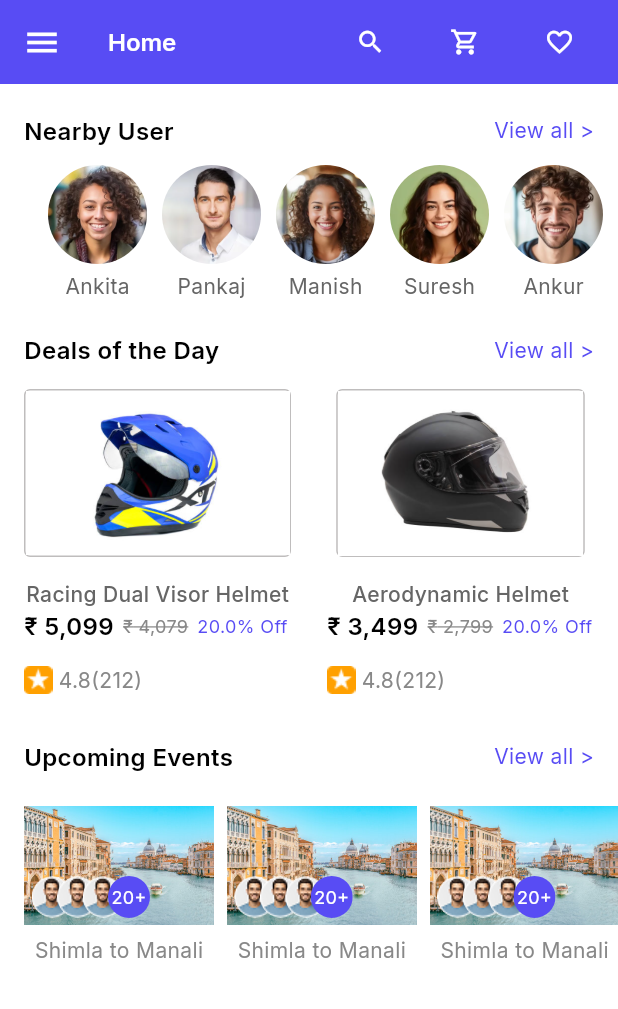
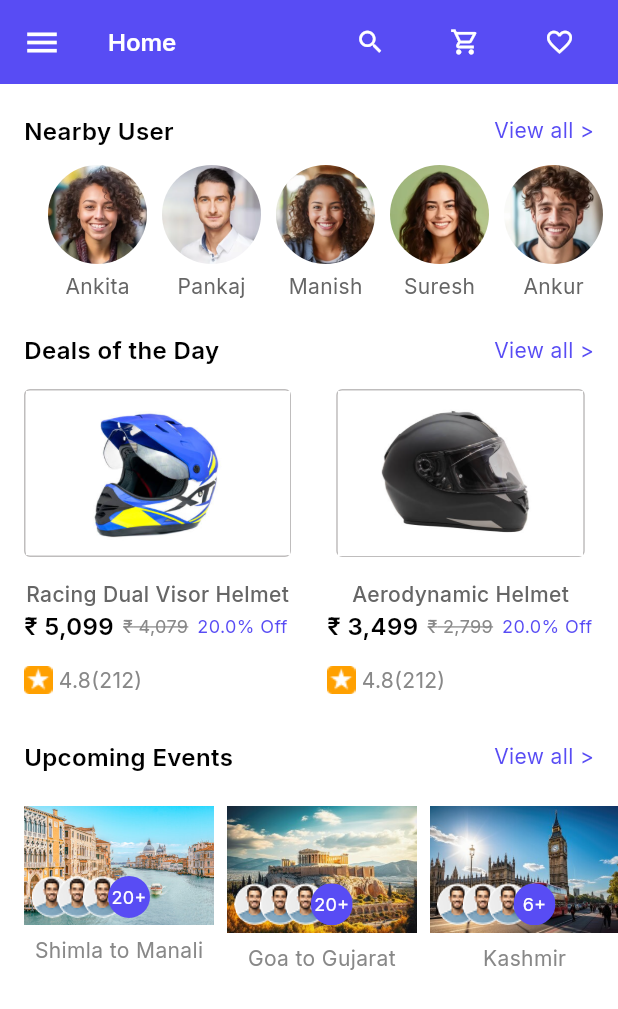
Before and after one commit to theodan11/bike_ride_share, a Flutter app: the screen it shows after launch, on a phone screen of 412 x 824 dp. Shown: the top 1009 px of the screen. Run offline on Flutter 3.47's test engine with Material 3 defaults, Android fonts, the light colour scheme and no system bars; our stand-ins replace google_fonts.

Commit message:
upcoming deals done

```diff
--- /dev/null
+++ b/lib/core/common/card_image.dart
@@ -0,0 +1,17 @@
+import 'package:flutter/material.dart';
+
+class CardImage extends StatelessWidget {
+  final String imagePath;
+  const CardImage({super.key, required this.imagePath});
+
+  @override
+  Widget build(BuildContext context) {
+    return ConstrainedBox(
+      constraints: const BoxConstraints(maxWidth: 220),
+      child: Image.asset(
+        imagePath,
+        width: MediaQuery.of(context).size.width / 3 - (32 / 3),
+      ),
+    );
+  }
+}
--- /dev/null
+++ b/lib/core/common/card_text.dart
@@ -0,0 +1,17 @@
+import 'package:bike_ride_ui/core/constant/color_constants.dart';
+import 'package:bike_ride_ui/core/theme/my_inter_font.dart';
+import 'package:flutter/material.dart';
+
+class CardText extends StatelessWidget {
+  final String titleText;
+  const CardText({super.key, required this.titleText});
+
+  @override
+  Widget build(BuildContext context) {
+    return Text(
+        titleText,
+      style: MyInterFont.interRegular14
+          .copyWith(height: 2.4, color: ColorConstants.textGray),
+    );
+  }
+}
--- a/lib/core/common/card_with_sname.dart
+++ b/lib/core/common/card_with_sname.dart
@@ -1,9 +1,18 @@
+import 'package:bike_ride_ui/core/common/card_image.dart';
+import 'package:bike_ride_ui/core/common/card_text.dart';
 import 'package:bike_ride_ui/core/constant/color_constants.dart';
 import 'package:bike_ride_ui/core/theme/my_inter_font.dart';
 import 'package:flutter/material.dart';
 
 class CardWithTitle extends StatelessWidget {
-  CardWithTitle({super.key});
+  final String imagepath;
+  final String placeName;
+  final int numberOfUser;
+  const CardWithTitle(
+      {super.key,
+      required this.placeName,
+      required this.imagepath,
+      required this.numberOfUser});
 
   @override
   Widget build(BuildContext context) {
@@ -12,15 +21,12 @@ class CardWithTitle extends StatelessWidget {
       child: Padding(
         padding: const EdgeInsets.only(right: 8.5),
         child: ConstrainedBox(
-          constraints: const BoxConstraints(maxWidth: 260),
+          constraints: const BoxConstraints(maxWidth: 260, minWidth: 90),
           child: Column(
             children: [
               Stack(
                 children: [
-                  Image.asset(
-                    'assets/images/up_e_01.png',
-                    width: MediaQuery.of(context).size.width / 3 - (32 / 3),
-                  ),
+                  CardImage(imagePath: imagepath),
                   Positioned(
                     left: 5,
                     bottom: 5,
@@ -66,7 +72,7 @@ class CardWithTitle extends StatelessWidget {
                         ),
                         child: Center(
                           child: Text(
-                            "20+",
+                            "$numberOfUser+",
                             style: MyInterFont.interRegularOffer12
                                 .copyWith(color: Colors.white),
                           ),
@@ -76,11 +82,7 @@ class CardWithTitle extends StatelessWidget {
                   ),
                 ],
               ),
-              Text(
-                "Shimla to Manali",
-                style: MyInterFont.interRegular14
-                    .copyWith(height: 2.4, color: ColorConstants.textGray),
-              ),
+              CardText(titleText: placeName),
             ],
           ),
         ),
--- /dev/null
+++ b/lib/core/common/card_with_sname_list_builder.dart
@@ -0,0 +1,39 @@
+import 'package:bike_ride_ui/core/common/card_with_sname.dart';
+import 'package:flutter/material.dart';
+
+class CardWithSnameListBuilder extends StatelessWidget {
+  CardWithSnameListBuilder({super.key});
+  final List<Map<String, dynamic>> placeList = [
+    {
+      "placeName": "Shimla to Manali",
+      "imagePath": "assets/images/up_e_01.png",
+      "numberOfUser": 20,
+    },
+    {
+      "placeName": "Goa to Gujarat",
+      "imagePath": "assets/images/up_e_02.png",
+      "numberOfUser": 20,
+    },
+    {
+      "placeName": "Kashmir",
+      "imagePath": "assets/images/up_e_03.png",
+      "numberOfUser": 6,
+    },
+  ];
+
+  @override
+  Widget build(BuildContext context) {
+    return ListView.builder(
+      itemCount: placeList.length,
+      scrollDirection: Axis.horizontal,
+      itemBuilder: (context, index) {
+        Map<String, dynamic> place = placeList[index];
+        return CardWithTitle(
+          placeName: place["placeName"],
+          imagepath: place["imagePath"],
+          numberOfUser: place["numberOfUser"],
+        );
+      },
+    );
+  }
+}
--- a/lib/core/screens/home/home_screen.dart
+++ b/lib/core/screens/home/home_screen.dart
@@ -1,5 +1,6 @@
 import 'package:bike_ride_ui/core/common/card_with_image.dart';
 import 'package:bike_ride_ui/core/common/card_with_sname.dart';
+import 'package:bike_ride_ui/core/common/card_with_sname_list_builder.dart';
 import 'package:bike_ride_ui/core/common/header_and_view_all.dart';
 import 'package:bike_ride_ui/core/common/my_appbar_icons.dart';
 import 'package:bike_ride_ui/core/common/nearby_users.dart';
@@ -74,13 +75,7 @@ class HomePage extends StatelessWidget {
               Container(
                 padding: const EdgeInsets.only(left: 16),
                 height: 200,
-                child: ListView.builder(
-                  itemCount: 3,
-                  scrollDirection: Axis.horizontal,
-                  itemBuilder: (context, index) {
-                    return CardWithTitle();
-                  },
-                ),
+                child: CardWithSnameListBuilder(),
               )
             ],
           ),
```
